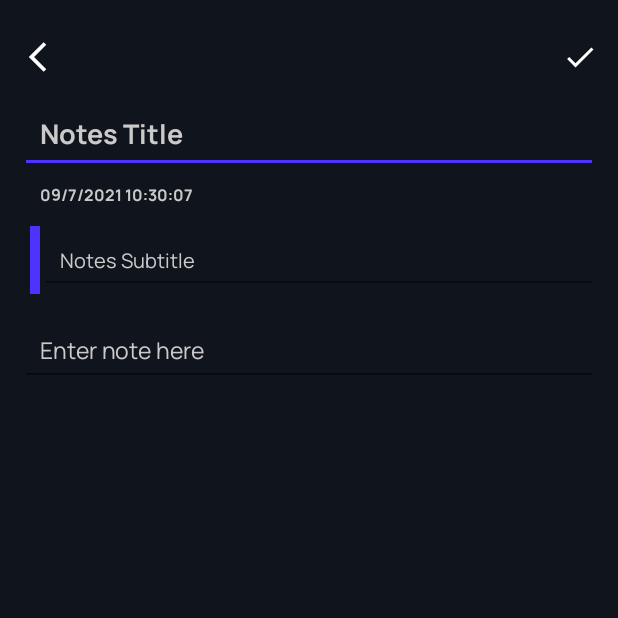
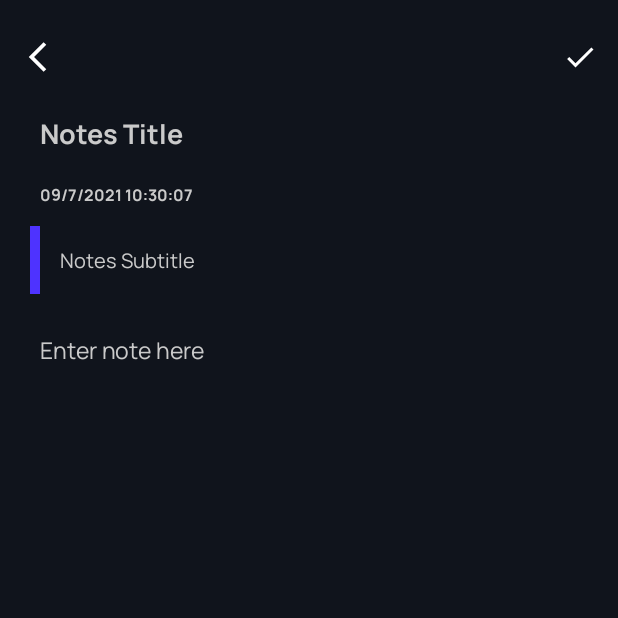
Before and after one commit to archroid/Notino, an Android app: the screen it shows after launch (MainActivity), after a tap on an icon or button, on a phone screen of 412 x 824 dp, the top half of it. Run offline under Robolectric (Android 15) with nearby library versions, the phone set to English and light mode, and no system bars; our stand-ins replace sdp/ssp sizes.

Commit message:
Create Note now works fine; code cleand

```diff
--- a/app/build.gradle
+++ b/app/build.gradle
@@ -54,9 +54,11 @@ dependencies {
     implementation 'com.intuit.ssp:ssp-android:1.0.6'
 
     implementation "androidx.room:room-runtime:2.3.0"
+    implementation "androidx.room:room-ktx:2.3.0"
     kapt "androidx.room:room-compiler:2.3.0"
 
 
     implementation 'org.jetbrains.kotlinx:kotlinx-coroutines-android:1.5.0'
-
+    implementation 'org.jetbrains.kotlinx:kotlinx-coroutines-core:1.5.0'
+    implementation "org.jetbrains.kotlinx:kotlinx-coroutines-rx2:1.5.0"
 }
--- a/app/src/main/java/xyz/archroid/notino/CreateNoteFragment.kt
+++ b/app/src/main/java/xyz/archroid/notino/CreateNoteFragment.kt
@@ -8,11 +8,17 @@ import android.view.ViewGroup
 import android.widget.Toast
 import androidx.fragment.app.Fragment
 import kotlinx.android.synthetic.main.fragment_create_note.*
+import kotlinx.coroutines.launch
+import xyz.archroid.notino.database.NotesDatabase
+import xyz.archroid.notino.entities.BaseFragment
+import xyz.archroid.notino.entities.Notes
 import java.text.SimpleDateFormat
 import java.util.*
 
 
-class CreateNoteFragment : Fragment() {
+class CreateNoteFragment : BaseFragment() {
+
+    private var currentDate: String? = null
 
     override fun onCreate(savedInstanceState: Bundle?) {
         super.onCreate(savedInstanceState)
@@ -25,7 +31,6 @@ class CreateNoteFragment : Fragment() {
         inflater: LayoutInflater, container: ViewGroup?,
         savedInstanceState: Bundle?
     ): View? {
-        // Inflate the layout for this fragment
         return inflater.inflate(R.layout.fragment_create_note, container, false)
     }
 
@@ -45,7 +50,7 @@ class CreateNoteFragment : Fragment() {
         super.onViewCreated(view, savedInstanceState)
 
         val simpleDateFormat = SimpleDateFormat("dd/M/yyyy hh:mm:ss")
-        val currentDate = simpleDateFormat.format(Date())
+        currentDate = simpleDateFormat.format(Date())
 
         tv_dateTime.text = currentDate
 
@@ -54,28 +59,43 @@ class CreateNoteFragment : Fragment() {
             saveNote()
         }
         btn_back.setOnClickListener {
-            replaceFragment(HomeFragment.newInstance() , false)
+            replaceFragment(HomeFragment.newInstance(), false)
         }
     }
 
     private fun saveNote() {
 
         //Validate variables
-        if (et_noteTitle.text.isNullOrEmpty()){
-            Toast.makeText(context,"Title required",Toast.LENGTH_SHORT).show();
+        if (et_noteTitle.text.isNullOrEmpty()) {
+            Toast.makeText(context, "Title required", Toast.LENGTH_SHORT).show()
         }
-        if (et_noteSubtitle.text.isNullOrEmpty()){
-            Toast.makeText(context,"Subtitle required",Toast.LENGTH_SHORT).show();
+        if (et_noteSubtitle.text.isNullOrEmpty()) {
+            Toast.makeText(context, "Subtitle required", Toast.LENGTH_SHORT).show()
         }
 
-        if (et_noteDesc.text.isNullOrEmpty()){
-            Toast.makeText(context,"Description required",Toast.LENGTH_SHORT).show();
+        if (et_noteDesc.text.isNullOrEmpty()) {
+            Toast.makeText(context, "Description required", Toast.LENGTH_SHORT).show()
+        }
+
+        launch {
+            val note = Notes()
+            note.title = et_noteTitle.text.toString()
+            note.subTitle = et_noteSubtitle.text.toString()
+            note.noteText = et_noteDesc.text.toString()
+            note.dateTime = currentDate
+
+            context?.let {
+                NotesDatabase.getDatabase(it).noteDao().insertNotes(note)
+                et_noteTitle.setText("")
+                et_noteSubtitle.setText("")
+                et_noteDesc.setText("")
+            }
         }
 
 
     }
 
-    fun replaceFragment(fragment: Fragment, isTransition: Boolean) {
+    private fun replaceFragment(fragment: Fragment, isTransition: Boolean) {
 
         val fragmentTransition = requireActivity().supportFragmentManager.beginTransaction()
 
--- a/app/src/main/java/xyz/archroid/notino/HomeFragment.kt
+++ b/app/src/main/java/xyz/archroid/notino/HomeFragment.kt
@@ -6,9 +6,10 @@ import android.view.View
 import android.view.ViewGroup
 import androidx.fragment.app.Fragment
 import kotlinx.android.synthetic.main.fragment_home.*
+import xyz.archroid.notino.entities.BaseFragment
 
 
-class HomeFragment : Fragment() {
+class HomeFragment : BaseFragment() {
 
     override fun onCreate(savedInstanceState: Bundle?) {
         super.onCreate(savedInstanceState)
@@ -40,14 +41,14 @@ class HomeFragment : Fragment() {
 
     }
 
-    fun replaceFragment(fragment: Fragment, isTransition: Boolean) {
+    private fun replaceFragment(fragment: Fragment, isTransition: Boolean) {
 
         val fragmentTransition = requireActivity().supportFragmentManager.beginTransaction()
 
         if (isTransition) {
             fragmentTransition.setCustomAnimations(
-                android.R.anim.slide_out_right,
-                android.R.anim.slide_in_left
+                android.R.anim.slide_in_left,
+                android.R.anim.slide_out_right
             )
         }
         fragmentTransition.replace(R.id.frameLayout, fragment)
--- a/app/src/main/java/xyz/archroid/notino/MainActivity.kt
+++ b/app/src/main/java/xyz/archroid/notino/MainActivity.kt
@@ -1,7 +1,7 @@
 package xyz.archroid.notino
 
+import android.os.Bundle
 import androidx.appcompat.app.AppCompatActivity
-import android.os.Bundle
 import androidx.fragment.app.Fragment
 
 class MainActivity : AppCompatActivity() {
@@ -9,16 +9,20 @@ class MainActivity : AppCompatActivity() {
         super.onCreate(savedInstanceState)
         setContentView(R.layout.activity_main)
 
-        replaceFragment(HomeFragment.newInstance(),true)
+        replaceFragment(HomeFragment.newInstance(), true)
     }
 
-    fun replaceFragment(fragment: Fragment, isTransition:Boolean){
+    private fun replaceFragment(fragment: Fragment, isTransition: Boolean) {
 
         val fragmentTransition = supportFragmentManager.beginTransaction()
 
-        if(isTransition){
-            fragmentTransition.setCustomAnimations(android.R.anim.slide_out_right, android.R.anim.slide_in_left)
+        if (isTransition) {
+            fragmentTransition.setCustomAnimations(
+                android.R.anim.slide_out_right,
+                android.R.anim.slide_in_left
+            )
         }
-        fragmentTransition.replace(R.id.frameLayout, fragment).addToBackStack(fragment.javaClass.simpleName).commit()
+        fragmentTransition.replace(R.id.frameLayout, fragment)
+            .addToBackStack(fragment.javaClass.simpleName).commit()
     }
 }
--- /dev/null
+++ b/app/src/main/java/xyz/archroid/notino/entities/BaseFragment.kt
@@ -0,0 +1,27 @@
+package xyz.archroid.notino.entities
+
+import android.os.Bundle
+import androidx.fragment.app.Fragment
+import kotlinx.coroutines.CoroutineScope
+import kotlinx.coroutines.Dispatchers
+import kotlinx.coroutines.Job
+import kotlin.coroutines.CoroutineContext
+
+abstract class BaseFragment : Fragment(), CoroutineScope {
+
+    private lateinit var job: Job
+
+    override val coroutineContext: CoroutineContext
+        get() = job + Dispatchers.Main
+
+    override fun onCreate(savedInstanceState: Bundle?) {
+        super.onCreate(savedInstanceState)
+        job = Job()
+    }
+
+    override fun onDestroy() {
+        super.onDestroy()
+        job.cancel()
+    }
+
+}
--- a/app/src/main/res/layout/activity_main.xml
+++ b/app/src/main/res/layout/activity_main.xml
@@ -7,13 +7,13 @@
     android:background="@color/colorPrimaryVariant"
     tools:context=".MainActivity">
 
-  <FrameLayout
-      android:layout_width="match_parent"
-      android:layout_height="match_parent"
-      app:layout_constraintTop_toTopOf="parent"
-      app:layout_constraintBottom_toBottomOf="parent"
-      app:layout_constraintStart_toStartOf="parent"
-      app:layout_constraintEnd_toEndOf="parent"
-      android:id="@+id/frameLayout"/>
+    <FrameLayout
+        android:id="@+id/frameLayout"
+        android:layout_width="match_parent"
+        android:layout_height="match_parent"
+        app:layout_constraintBottom_toBottomOf="parent"
+        app:layout_constraintEnd_toEndOf="parent"
+        app:layout_constraintStart_toStartOf="parent"
+        app:layout_constraintTop_toTopOf="parent" />
 
 </androidx.constraintlayout.widget.ConstraintLayout>
--- a/app/src/main/res/layout/fragment_create_note.xml
+++ b/app/src/main/res/layout/fragment_create_note.xml
@@ -38,6 +38,7 @@
         android:layout_width="match_parent"
         android:layout_height="wrap_content"
         android:layout_margin="@dimen/_10sdp"
+        android:background="@null"
         android:ellipsize="end"
         android:fontFamily="@font/manrope_bold"
         android:hint="@string/notes_title"
@@ -56,15 +57,15 @@
         android:id="@+id/tv_dateTime"
         android:layout_width="match_parent"
         android:layout_height="wrap_content"
+        android:layout_marginStart="@dimen/_10sdp"
         android:layout_marginTop="@dimen/_5sdp"
+        android:layout_marginEnd="@dimen/_10sdp"
         android:layout_marginBottom="@dimen/_5sdp"
-        android:layout_marginStart="@dimen/_10sdp"
-        android:layout_marginEnd="@dimen/_10sdp"
-        android:paddingStart="@dimen/_10sdp"
         android:ellipsize="end"
         android:fontFamily="@font/manrope_bold"
         android:importantForAutofill="no"
         android:maxLines="1"
+        android:paddingStart="@dimen/_10sdp"
         android:textColor="@color/ColorGray"
         android:textColorHint="@color/ColorGray"
         android:textSize="@dimen/_8ssp"
@@ -72,6 +73,7 @@
         app:layout_constraintStart_toStartOf="parent"
         app:layout_constraintTop_toBottomOf="@id/et_noteTitle"
         tools:ignore="RtlSymmetry" />
+
     <LinearLayout
         android:id="@+id/ly_subtitle"
         android:layout_width="match_parent"
@@ -92,6 +94,7 @@
             android:id="@+id/et_noteSubtitle"
             android:layout_width="match_parent"
             android:layout_height="wrap_content"
+            android:background="@null"
             android:ellipsize="end"
             android:fontFamily="@font/manrope_regular"
             android:hint="@string/notes_subtitle"
@@ -109,6 +112,7 @@
         android:layout_width="match_parent"
         android:layout_height="wrap_content"
         android:layout_margin="@dimen/_10sdp"
+        android:background="@null"
         android:fontFamily="@font/manrope_regular"
         android:hint="@string/notes_description"
         android:importantForAutofill="no"
```
Also changed, not shown: app/src/main/java/xyz/archroid/notino/dao/NoteDao.kt (added, +26 -0 lines), app/src/main/java/xyz/archroid/notino/dao/NotesDao.kt (deleted, +0 -16 lines), app/src/main/java/xyz/archroid/notino/database/NotesDatabase.kt (+5 -4 lines), app/src/main/java/xyz/archroid/notino/entities/Notes.kt (+19 -9 lines), app/src/main/res/layout/fragment_home.xml (+6 -6 lines).
